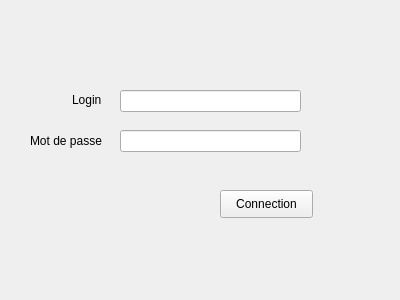
Nainterceptor/3pjt-cubbyhole-sync, file mainwindow.ui: the form before one commit.
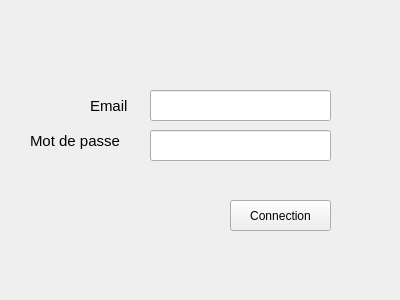
The form after the commit.

Commit message: Mdp caché

```diff
--- a/mainwindow.ui
+++ b/mainwindow.ui
@@ -29,10 +29,10 @@
    <widget class="QPushButton" name="pushButton">
     <property name="geometry">
      <rect>
-      <x>220</x>
-      <y>190</y>
-      <width>93</width>
-      <height>28</height>
+      <x>230</x>
+      <y>200</y>
+      <width>101</width>
+      <height>31</height>
      </rect>
     </property>
     <property name="text">
@@ -42,45 +42,67 @@
    <widget class="QLineEdit" name="lineEdit">
     <property name="geometry">
      <rect>
-      <x>120</x>
+      <x>150</x>
       <y>90</y>
       <width>181</width>
-      <height>22</height>
+      <height>31</height>
      </rect>
     </property>
    </widget>
    <widget class="QLineEdit" name="lineEdit_2">
     <property name="geometry">
      <rect>
-      <x>120</x>
+      <x>150</x>
       <y>130</y>
       <width>181</width>
-      <height>22</height>
+      <height>31</height>
      </rect>
     </property>
+    <property name="inputMethodHints">
+     <set>Qt::ImhHiddenText|Qt::ImhNoAutoUppercase|Qt::ImhNoPredictiveText|Qt::ImhSensitiveData</set>
+    </property>
+    <property name="inputMask">
+     <string notr="true"/>
+    </property>
+    <property name="text">
+     <string notr="true"/>
+    </property>
+    <property name="echoMode">
+     <enum>QLineEdit::Password</enum>
+    </property>
    </widget>
    <widget class="QLabel" name="label">
     <property name="geometry">
      <rect>
-      <x>72</x>
+      <x>90</x>
       <y>90</y>
-      <width>41</width>
-      <height>20</height>
+      <width>51</width>
+      <height>31</height>
      </rect>
     </property>
+    <property name="font">
+     <font>
+      <pointsize>11</pointsize>
+     </font>
+    </property>
     <property name="text">
-     <string>Login</string>
+     <string>Email</string>
     </property>
    </widget>
    <widget class="QLabel" name="label_2">
     <property name="geometry">
      <rect>
       <x>30</x>
-      <y>130</y>
-      <width>81</width>
-      <height>21</height>
+      <y>120</y>
+      <width>111</width>
+      <height>41</height>
      </rect>
     </property>
+    <property name="font">
+     <font>
+      <pointsize>11</pointsize>
+     </font>
+    </property>
     <property name="text">
      <string>Mot de passe</string>
     </property>
```
Left out of the diff: 3 changed lines with no effect on the pictures.
